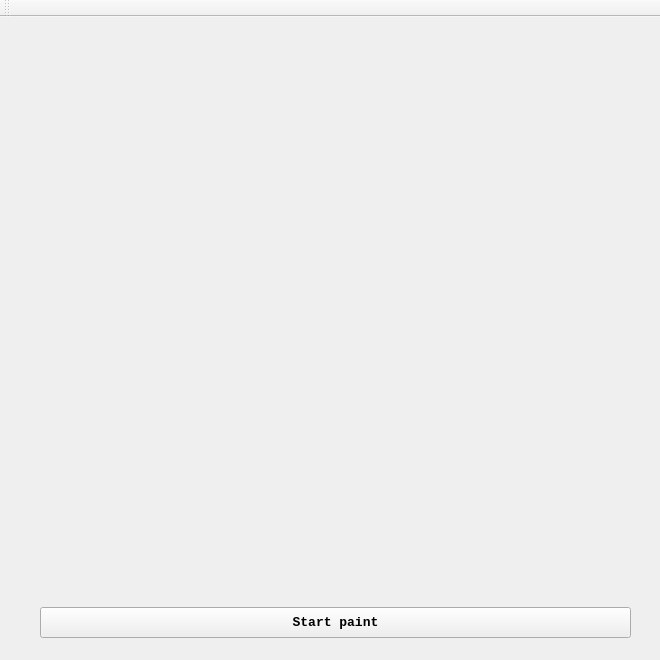
This is mainwindow.ui in DrBiggyBlack/Wolfram-code-renderer as Qt 5 draws it before an edit. The edited form follows.
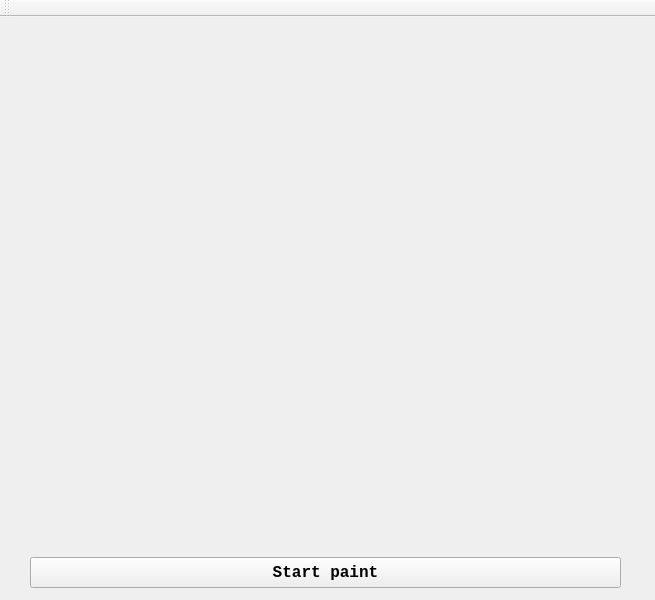
This is the edited form.

```diff
--- a/mainwindow.ui
+++ b/mainwindow.ui
@@ -6,8 +6,8 @@
    <rect>
     <x>0</x>
     <y>0</y>
-    <width>660</width>
-    <height>660</height>
+    <width>655</width>
+    <height>600</height>
    </rect>
   </property>
   <property name="sizePolicy">
@@ -18,14 +18,14 @@
   </property>
   <property name="minimumSize">
    <size>
-    <width>660</width>
-    <height>660</height>
+    <width>655</width>
+    <height>600</height>
    </size>
   </property>
   <property name="maximumSize">
    <size>
-    <width>660</width>
-    <height>660</height>
+    <width>655</width>
+    <height>600</height>
    </size>
   </property>
   <property name="windowTitle">
@@ -35,8 +35,8 @@
    <widget class="QPushButton" name="pushButton_StartPainting">
     <property name="geometry">
      <rect>
-      <x>40</x>
-      <y>590</y>
+      <x>30</x>
+      <y>540</y>
       <width>591</width>
       <height>31</height>
      </rect>
@@ -44,7 +44,7 @@
     <property name="font">
      <font>
       <family>Consolas</family>
-      <pointsize>10</pointsize>
+      <pointsize>12</pointsize>
       <weight>75</weight>
       <bold>true</bold>
      </font>
```
Left out of the diff: 2 changed lines with no effect on the pictures.
